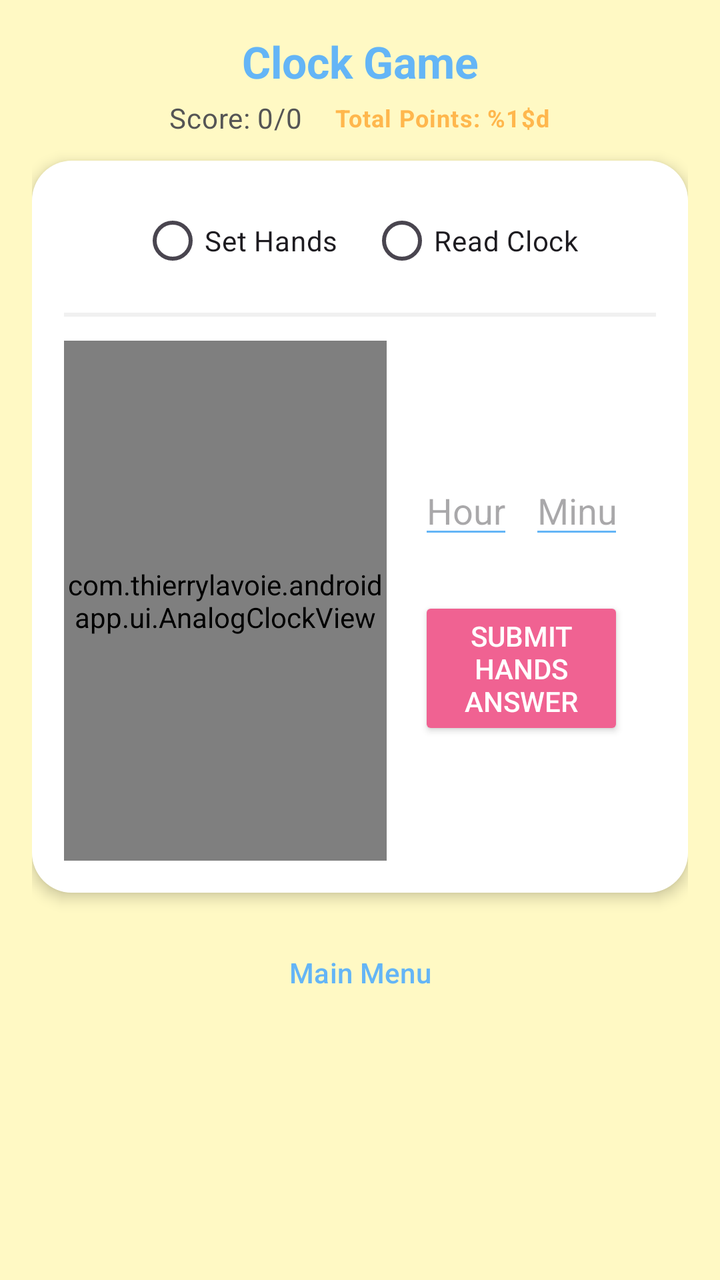
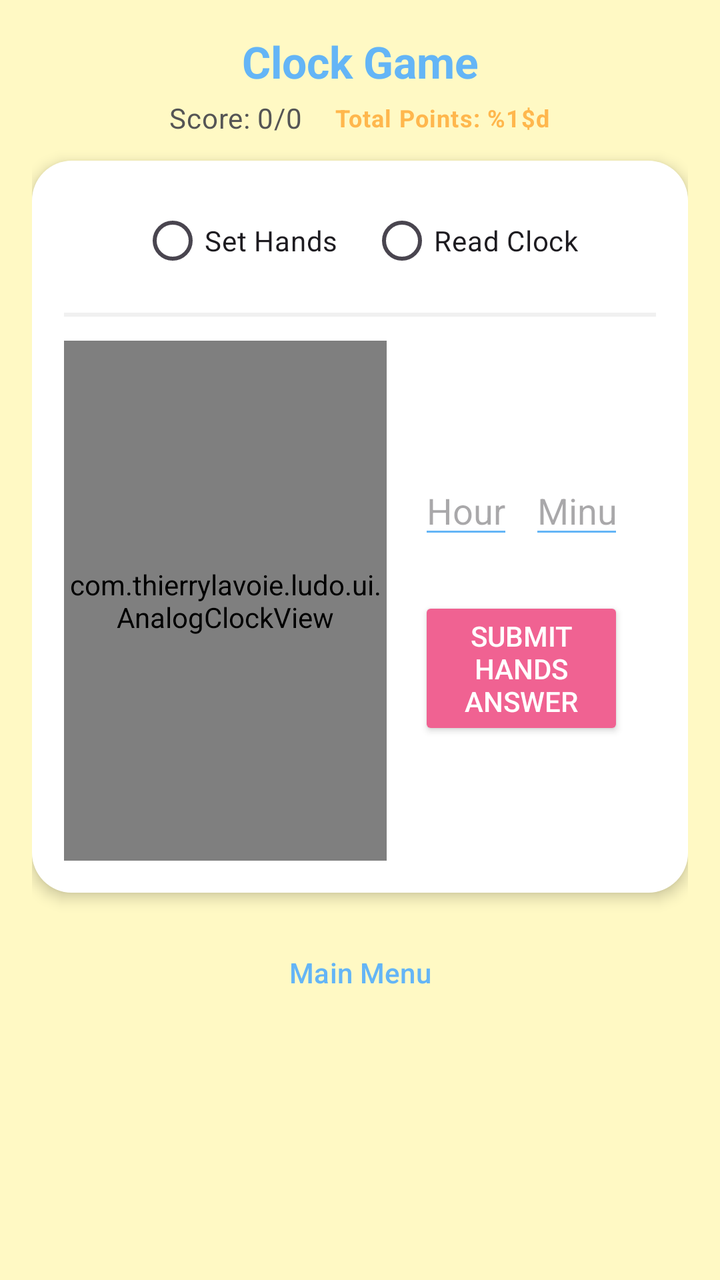

Screens rendered from an Android XML layout before and after an edit, with the pre-edit source and the edit as a unified diff.
<!-- AndroidManifest.xml: application theme Theme.AndroidApp -->
<!-- res/layout/activity_main.xml -->
<?xml version="1.0" encoding="utf-8"?>
<ScrollView xmlns:android="http://schemas.android.com/apk/res/android"
    xmlns:app="http://schemas.android.com/apk/res-auto"
    android:layout_width="match_parent"
    android:layout_height="match_parent"
    android:background="@color/surface_kid">

    <LinearLayout
        android:layout_width="match_parent"
        android:layout_height="wrap_content"
        android:orientation="vertical"
        android:padding="16dp">

        <TextView
            android:id="@+id/titleView"
            android:layout_width="match_parent"
            android:layout_height="wrap_content"
            android:gravity="center"
            android:text="@string/title"
            android:textAppearance="?attr/textAppearanceTitleLarge"
            android:textColor="@color/playful_blue"
            android:textStyle="bold" />

        <LinearLayout
            android:layout_width="match_parent"
            android:layout_height="wrap_content"
            android:gravity="center"
            android:orientation="horizontal"
            android:layout_marginTop="4dp">
            <TextView
                android:id="@+id/scoreView"
                android:layout_width="wrap_content"
                android:layout_height="wrap_content"
                android:text="@string/score_initial"
                android:textAppearance="?attr/textAppearanceBodyMedium"
                android:textColor="#555555" />
            <TextView
                android:id="@+id/totalPointsView"
                android:layout_width="wrap_content"
                android:layout_height="wrap_content"
                android:layout_marginStart="16dp"
                android:text="@string/user_points_format"
                android:textAppearance="?attr/textAppearanceBodySmall"
                android:textColor="@color/energetic_orange"
                android:textStyle="bold" />
        </LinearLayout>

        <com.google.android.material.card.MaterialCardView
            android:layout_width="match_parent"
            android:layout_height="wrap_content"
            android:layout_marginTop="12dp"
            app:cardCornerRadius="20dp"
            app:strokeWidth="0dp"
            app:cardElevation="4dp">

            <LinearLayout
                android:layout_width="match_parent"
                android:layout_height="wrap_content"
                android:orientation="vertical"
                android:padding="16dp"
                android:background="#FFFFFF">

                <RadioGroup
                    android:id="@+id/modeSelector"
                    android:layout_width="match_parent"
                    android:layout_height="wrap_content"
                    android:orientation="horizontal"
                    android:gravity="center">
                    <RadioButton android:id="@+id/modeSetHands" android:layout_width="wrap_content" android:layout_height="wrap_content" android:text="@string/mode_set_hands" android:buttonTint="@color/playful_blue" />
                    <RadioButton android:id="@+id/modeReadClock" android:layout_width="wrap_content" android:layout_height="wrap_content" android:layout_marginStart="16dp" android:text="@string/mode_read_clock" android:buttonTint="@color/playful_blue" />
                </RadioGroup>

                <View android:layout_width="match_parent" android:layout_height="2dp" android:background="#F0F0F0" android:layout_marginVertical="12dp" />

                <LinearLayout
                    android:layout_width="match_parent"
                    android:layout_height="wrap_content"
                    android:orientation="horizontal">

                    <com.thierrylavoie.androidapp.ui.AnalogClockView
                        android:id="@+id/analogClockView"
                        android:layout_width="0dp"
                        android:layout_height="260dp"
                        android:layout_weight="1.2" />

                    <LinearLayout
                        android:layout_width="0dp"
                        android:layout_height="match_parent"
                        android:layout_weight="1"
                        android:orientation="vertical"
                        android:paddingStart="16dp"
                        android:paddingEnd="16dp"
                        android:gravity="center_vertical">

                        <TextView
                            android:id="@+id/promptView"
                            android:layout_width="match_parent"
                            android:layout_height="wrap_content"
                            android:textAppearance="?attr/textAppearanceBodyLarge"
                            android:textColor="#333333"
                            android:textStyle="bold" />

                        <LinearLayout
                            android:id="@+id/readClockAnswerSection"
                            android:layout_width="match_parent"
                            android:layout_height="wrap_content"
                            android:layout_marginTop="16dp"
                            android:orientation="horizontal">
                            <EditText android:id="@+id/answerHourInput" android:layout_width="0dp" android:layout_height="wrap_content" android:layout_weight="1" android:hint="@string/hour_hint" android:inputType="number" android:backgroundTint="@color/playful_blue" />
                            <EditText android:id="@+id/answerMinuteInput" android:layout_width="0dp" android:layout_height="wrap_content" android:layout_marginStart="8dp" android:layout_weight="1" android:hint="@string/minute_hint" android:inputType="number" android:backgroundTint="@color/playful_blue" />
                        </LinearLayout>

                        <Button
                            android:id="@+id/submitButton"
                            android:layout_width="match_parent"
                            android:layout_height="wrap_content"
                            android:layout_marginTop="24dp"
                            android:text="@string/submit_hands_answer"
                            app:backgroundTint="@color/vibrant_pink"
                            android:textColor="@android:color/white"
                            app:cornerRadius="12dp" />

                        <TextView
                            android:id="@+id/feedbackView"
                            android:layout_width="match_parent"
                            android:layout_height="wrap_content"
                            android:layout_marginTop="16dp"
                            android:textAppearance="?attr/textAppearanceBodyMedium"
                            android:gravity="center" />
                    </LinearLayout>
                </LinearLayout>
            </LinearLayout>
        </com.google.android.material.card.MaterialCardView>

        <Button
            android:id="@+id/btnBackToMenu"
            style="@style/Widget.Material3.Button.TextButton"
            android:layout_width="match_parent"
            android:layout_height="wrap_content"
            android:layout_marginTop="16dp"
            android:text="@string/btn_back_to_menu"
            android:textColor="@color/playful_blue" />

    </LinearLayout>
</ScrollView>
<!-- resources referenced by this layout -->
<resources>
  <color name="energetic_orange">#FFB74D</color>
  <color name="playful_blue">#64B5F6</color>
  <color name="surface_kid">#FFF9C4</color>
  <color name="vibrant_pink">#F06292</color>
  <string name="btn_back_to_menu">Main Menu</string>
  <string name="hour_hint">Hour</string>
  <string name="minute_hint">Minute</string>
  <string name="mode_read_clock">Read Clock</string>
  <string name="mode_set_hands">Set Hands</string>
  <string name="score_initial">Score: 0/0</string>
  <string name="submit_hands_answer">Submit Hands Answer</string>
  <string name="title">Clock Game</string>
  <string name="user_points_format">Total Points: %1$d</string>
  <style name="Theme.AndroidApp" parent="Theme.Material3.DayNight">
          <item name="android:statusBarColor" tools:targetApi="l">@android:color/transparent</item>
  
          <item name="colorPrimary">@color/playful_blue</item>
          <item name="colorSecondary">@color/energetic_orange</item>
          <item name="colorSurface">@color/surface_kid</item>
          <item name="android:windowBackground">@color/surface_kid</item>
  
          
          <item name="colorSurfaceVariant">#FFFFFF</item>
      </style>
</resources>

<!-- the commit's change to res/layout/activity_main.xml (unified diff, before → after) -->
@@ -77,7 +77,7 @@
                     android:layout_height="wrap_content"
                     android:orientation="horizontal">
 
-                    <com.thierrylavoie.androidapp.ui.AnalogClockView
+                    <com.thierrylavoie.ludo.ui.AnalogClockView
                         android:id="@+id/analogClockView"
                         android:layout_width="0dp"
                         android:layout_height="260dp"
